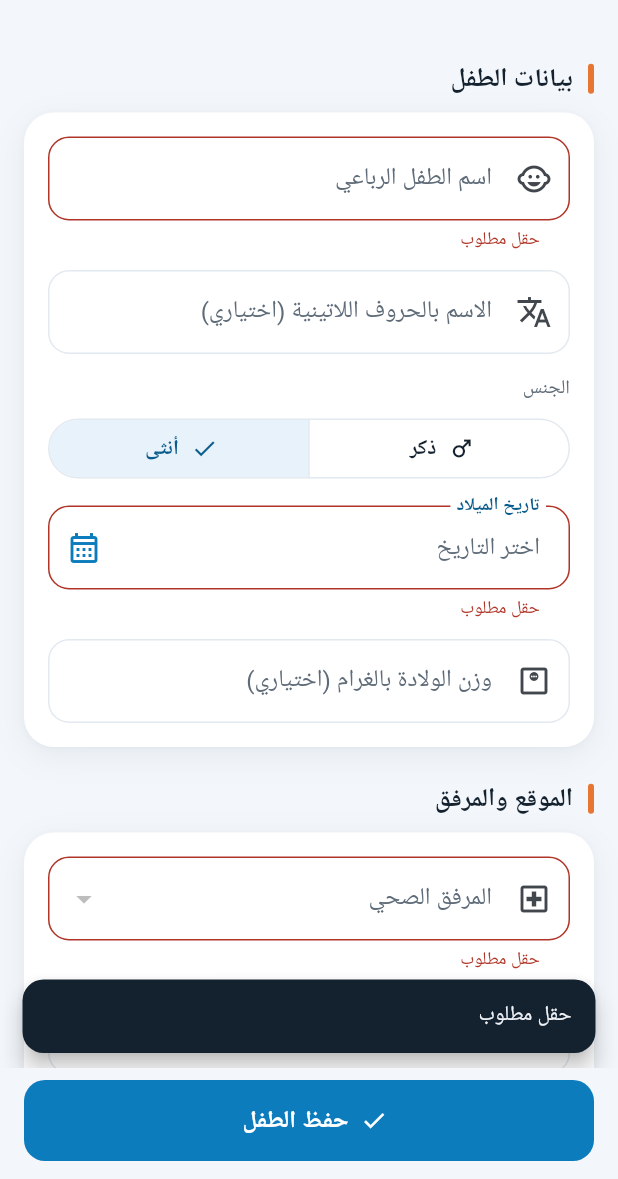
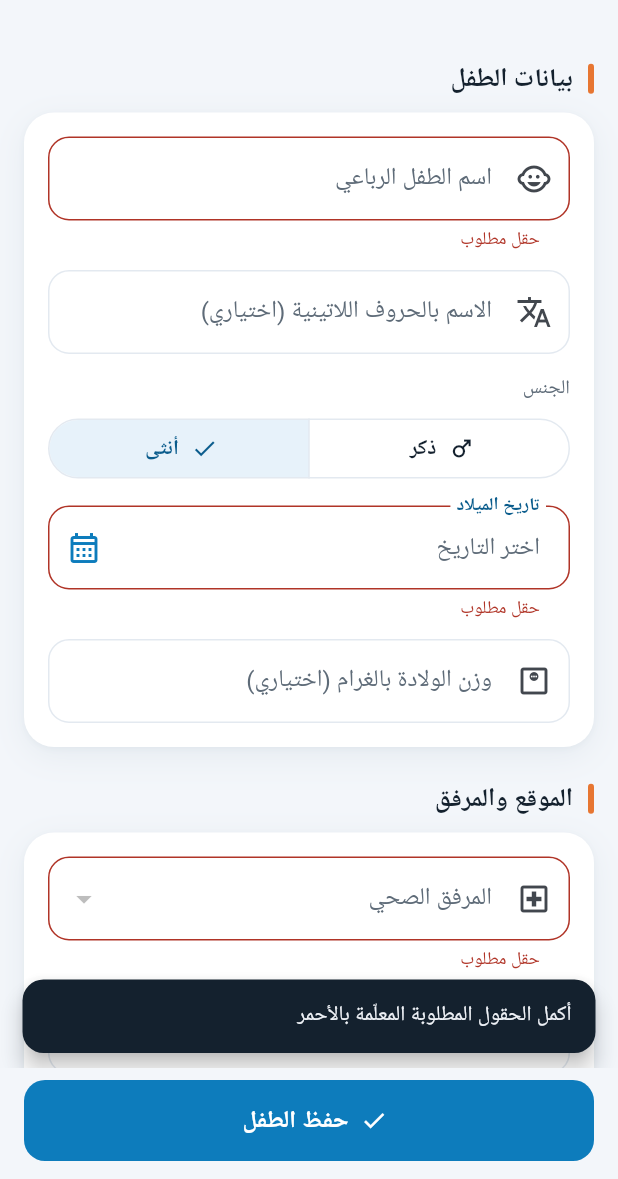
Before and after one commit to Alamery3012/EPI, a Flutter app: the RegisterScreen screen opened directly, after a tap on "ذكر", after a tap on "أنثى", after a tap on "حفظ الطفل", on a phone screen of 412 x 824 dp, the part 57-1236 px from its top. Run offline on Flutter 3.47's test engine with Material 3 defaults, Android fonts, the phone set to English and light mode, and no system bars; our stand-ins replace pdf, printing, sqflite_sqlcipher; accounts and stored records are empty; Roboto replaces fonts that are missing (Plex).

Commit message:
Register: show 'required' under the sex selector; walkthrough taps it reliably
Co-Authored-By: Claude Opus 5.5 <noreply@anthropic.com>
Claude-Session: https://claude.ai/code/session_013G946taYgfnJb8CZDgu27P

```diff
--- a/lib/core/i18n.dart
+++ b/lib/core/i18n.dart
@@ -199,6 +199,7 @@ const Map<String, Map<String, String>> _strings = {
     'notif_title_after': 'زيارات تطعيم متأخرة',
     'notif_children': '{n} أطفال',
     // v0.2.0
+    'form_incomplete': 'أكمل الحقول المطلوبة المعلّمة بالأحمر',
     'admin_mode': 'أنت في وضع المشرف. كل تغيير هنا يُسجَّل في سجل التدقيق.',
     'age_any': 'كل الأعمار',
     'age_infant': 'أقل من سنة',
@@ -419,6 +420,7 @@ const Map<String, Map<String, String>> _strings = {
     'notif_title_after': 'Overdue vaccination visits',
     'notif_children': '{n} children',
     // v0.2.0
+    'form_incomplete': 'Complete the required fields marked in red',
     'admin_mode': 'You are in administrator mode. Every change here is written to the audit log.',
     'age_any': 'All ages',
     'age_infant': 'Under 1 year',
--- a/lib/ui/register_screen.dart
+++ b/lib/ui/register_screen.dart
@@ -106,7 +106,8 @@ class _RegisterScreenState extends State<RegisterScreen> {
     final okForm = _form.currentState!.validate();
     final okDob = _checkDob();
     if (!okForm || !okDob || _sex.isEmpty || _facilityId == null) {
-      if (_sex.isEmpty || _facilityId == null) toast(context, t('required'));
+      setState(() {}); // show the sex error under the selector
+      toast(context, t('form_incomplete'));
       return;
     }
     setState(() => _busy = true);
@@ -250,6 +251,11 @@ class _RegisterScreenState extends State<RegisterScreen> {
                     onSelectionChanged: (s) => setState(() => _sex = s.isEmpty ? '' : s.first),
                   ),
                 ),
+                if (_validated && _sex.isEmpty)
+                  Padding(
+                    padding: const EdgeInsetsDirectional.only(start: 12, top: 6),
+                    child: Text(t('required'), style: const TextStyle(color: Brand.bad, fontSize: 12.5)),
+                  ),
                 const SizedBox(height: 14),
                 DateField(
                   key: const Key('reg_dob'),
```
Also changed, not shown: 1 other file.
